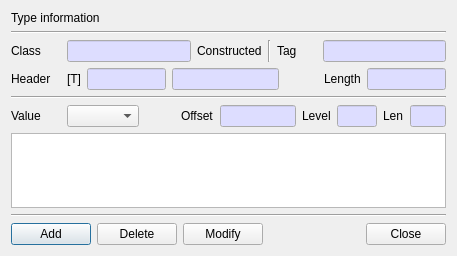
The window that BerEditor/edit_value_dlg.ui (jykim74/BerEditor) describes before a commit, drawn with Qt 5.
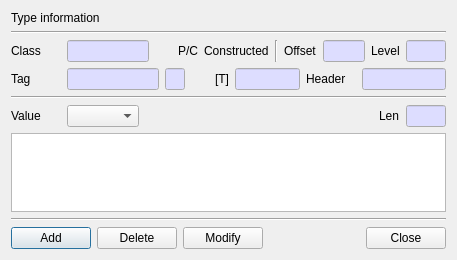
The same window after the commit.

```diff
--- a/BerEditor/edit_value_dlg.ui
+++ b/BerEditor/edit_value_dlg.ui
@@ -7,7 +7,7 @@
     <x>0</x>
     <y>0</y>
     <width>457</width>
-    <height>256</height>
+    <height>260</height>
    </rect>
   </property>
   <property name="windowTitle">
@@ -45,6 +45,12 @@
      </item>
      <item>
       <widget class="QLineEdit" name="mClassText">
+       <property name="maximumSize">
+        <size>
+         <width>100</width>
+         <height>16777215</height>
+        </size>
+       </property>
        <property name="palette">
         <palette>
          <active>
@@ -87,6 +93,26 @@
        </property>
       </widget>
      </item>
+     <item>
+      <spacer name="horizontalSpacer_3">
+       <property name="orientation">
+        <enum>Qt::Horizontal</enum>
+       </property>
+       <property name="sizeHint" stdset="0">
+        <size>
+         <width>40</width>
+         <height>20</height>
+        </size>
+       </property>
+      </spacer>
+     </item>
+     <item>
+      <widget class="QLabel" name="label_5">
+       <property name="text">
+        <string>P/C</string>
+       </property>
+      </widget>
+     </item>
      <item>
       <widget class="QLabel" name="mConstructedLabel">
        <property name="frameShadow">
@@ -105,10 +131,146 @@
       </widget>
      </item>
      <item>
-      <widget class="QLabel" name="label_2">
+      <widget class="QLabel" name="label_3">
        <property name="minimumSize">
         <size>
+         <width>0</width>
+         <height>0</height>
+        </size>
+       </property>
+       <property name="text">
+        <string>Offset</string>
+       </property>
+      </widget>
+     </item>
+     <item>
+      <widget class="QLineEdit" name="mOffsetText">
+       <property name="maximumSize">
+        <size>
+         <width>60</width>
+         <height>16777215</height>
+        </size>
+       </property>
+       <property name="palette">
+        <palette>
+         <active>
+          <colorrole role="Base">
+           <brush brushstyle="SolidPattern">
+            <color alpha="255">
+             <red>221</red>
+             <green>221</green>
+             <blue>255</blue>
+            </color>
+           </brush>
+          </colorrole>
+         </active>
+         <inactive>
+          <colorrole role="Base">
+           <brush brushstyle="SolidPattern">
+            <color alpha="255">
+             <red>221</red>
+             <green>221</green>
+             <blue>255</blue>
+            </color>
+           </brush>
+          </colorrole>
+         </inactive>
+         <disabled>
+          <colorrole role="Base">
+           <brush brushstyle="SolidPattern">
+            <color alpha="255">
+             <red>240</red>
+             <green>240</green>
+             <blue>240</blue>
+            </color>
+           </brush>
+          </colorrole>
+         </disabled>
+        </palette>
+       </property>
+       <property name="readOnly">
+        <bool>true</bool>
+       </property>
+      </widget>
+     </item>
+     <item>
+      <widget class="QLabel" name="label_6">
+       <property name="minimumSize">
+        <size>
+         <width>0</width>
+         <height>0</height>
+        </size>
+       </property>
+       <property name="text">
+        <string>Level</string>
+       </property>
+      </widget>
+     </item>
+     <item>
+      <widget class="QLineEdit" name="mLevelText">
+       <property name="minimumSize">
+        <size>
          <width>40</width>
+         <height>0</height>
+        </size>
+       </property>
+       <property name="maximumSize">
+        <size>
+         <width>40</width>
+         <height>16777215</height>
+        </size>
+       </property>
+       <property name="palette">
+        <palette>
+         <active>
+          <colorrole role="Base">
+           <brush brushstyle="SolidPattern">
+            <color alpha="255">
+             <red>221</red>
+             <green>221</green>
+             <blue>255</blue>
+            </color>
+           </brush>
+          </colorrole>
+         </active>
+         <inactive>
+          <colorrole role="Base">
+           <brush brushstyle="SolidPattern">
+            <color alpha="255">
+             <red>221</red>
+             <green>221</green>
+             <blue>255</blue>
+            </color>
+           </brush>
+          </colorrole>
+         </inactive>
+         <disabled>
+          <colorrole role="Base">
+           <brush brushstyle="SolidPattern">
+            <color alpha="255">
+             <red>240</red>
+             <green>240</green>
+             <blue>240</blue>
+            </color>
+           </brush>
+          </colorrole>
+         </disabled>
+        </palette>
+       </property>
+       <property name="readOnly">
+        <bool>true</bool>
+       </property>
+      </widget>
+     </item>
+    </layout>
+   </item>
+   <item>
+    <layout class="QHBoxLayout" name="horizontalLayout_2">
+     <item>
+      <widget class="QLabel" name="mTagLabel">
+       <property name="minimumSize">
+        <size>
+         <width>50</width>
          <height>0</height>
         </size>
        </property>
@@ -161,23 +323,65 @@
        </property>
       </widget>
      </item>
-    </layout>
-   </item>
-   <item>
-    <layout class="QHBoxLayout" name="horizontalLayout_2">
      <item>
-      <widget class="QLabel" name="label_4">
+      <widget class="QLineEdit" name="mNumText">
        <property name="minimumSize">
         <size>
-         <width>50</width>
+         <width>20</width>
          <height>0</height>
         </size>
        </property>
-       <property name="text">
-        <string>Header</string>
+       <property name="maximumSize">
+        <size>
+         <width>20</width>
+         <height>16777215</height>
+        </size>
+       </property>
+       <property name="palette">
+        <palette>
+         <active>
+          <colorrole role="Base">
+           <brush brushstyle="SolidPattern">
+            <color alpha="255">
+             <red>221</red>
+             <green>221</green>
+             <blue>255</blue>
+            </color>
+           </brush>
+          </colorrole>
+         </active>
+         <inactive>
+          <colorrole role="Base">
+           <brush brushstyle="SolidPattern">
+            <color alpha="255">
+             <red>221</red>
+             <green>221</green>
+             <blue>255</blue>
+            </color>
+           </brush>
+          </colorrole>
+         </inactive>
+         <disabled/>
+        </palette>
+       </property>
+       <property name="readOnly">
+        <bool>true</bool>
        </property>
       </widget>
      </item>
+     <item>
+      <spacer name="horizontalSpacer_4">
+       <property name="orientation">
+        <enum>Qt::Horizontal</enum>
+       </property>
+       <property name="sizeHint" stdset="0">
+        <size>
+         <width>40</width>
+         <height>20</height>
+        </size>
+       </property>
+      </spacer>
+     </item>
      <item>
       <widget class="QLabel" name="label_10">
        <property name="text">
@@ -187,6 +391,12 @@
      </item>
      <item>
       <widget class="QLineEdit" name="mTagBitText">
+       <property name="minimumSize">
+        <size>
+         <width>60</width>
+         <height>0</height>
+        </size>
+       </property>
        <property name="maximumSize">
         <size>
          <width>80</width>
@@ -235,81 +445,30 @@
        </property>
       </widget>
      </item>
+     <item>
+      <widget class="QLabel" name="label_4">
+       <property name="minimumSize">
+        <size>
+         <width>50</width>
+         <height>0</height>
+        </size>
+       </property>
+       <property name="text">
+        <string>Header</string>
+       </property>
+      </widget>
+     </item>
      <item>
       <widget class="QLineEdit" name="mHeaderText">
-       <property name="palette">
-        <palette>
-         <active>
-          <colorrole role="Base">
-           <brush brushstyle="SolidPattern">
-            <color alpha="255">
-             <red>221</red>
-             <green>221</green>
-             <blue>255</blue>
-            </color>
-           </brush>
-          </colorrole>
-         </active>
-         <inactive>
-          <colorrole role="Base">
-           <brush brushstyle="SolidPattern">
-            <color alpha="255">
-             <red>221</red>
-             <green>221</green>
-             <blue>255</blue>
-            </color>
-           </brush>
-          </colorrole>
-         </inactive>
-         <disabled>
-          <colorrole role="Base">
-           <brush brushstyle="SolidPattern">
-            <color alpha="255">
-             <red>240</red>
-             <green>240</green>
-             <blue>240</blue>
-            </color>
-           </brush>
-          </colorrole>
-         </disabled>
-        </palette>
-       </property>
-       <property name="readOnly">
-        <bool>true</bool>
-       </property>
-      </widget>
-     </item>
-     <item>
-      <spacer name="horizontalSpacer_3">
-       <property name="orientation">
-        <enum>Qt::Horizontal</enum>
-       </property>
-       <property name="sizeHint" stdset="0">
-        <size>
-         <width>40</width>
-         <height>20</height>
-        </size>
-       </property>
-      </spacer>
-     </item>
-     <item>
-      <widget class="QLabel" name="label_5">
        <property name="minimumSize">
         <size>
-         <width>0</width>
+         <width>40</width>
          <height>0</height>
         </size>
        </property>
-       <property name="text">
-        <string>Length</string>
-       </property>
-      </widget>
-     </item>
-     <item>
-      <widget class="QLineEdit" name="mLengthText">
        <property name="maximumSize">
         <size>
-         <width>80</width>
+         <width>100</width>
          <height>16777215</height>
         </size>
        </property>
@@ -369,85 +528,6 @@
      <property name="topMargin">
       <number>0</number>
      </property>
-     <item row="0" column="8">
-      <widget class="QLineEdit" name="mValueLenText">
-       <property name="maximumSize">
-        <size>
-         <width>40</width>
-         <height>16777215</height>
-        </size>
-       </property>
-       <property name="palette">
-        <palette>
-         <active>
-          <colorrole role="Base">
-           <brush brushstyle="SolidPattern">
-            <color alpha="255">
-             <red>221</red>
-             <green>221</green>
-             <blue>255</blue>
-            </color>
-           </brush>
-          </colorrole>
-         </active>
-         <inactive>
-          <colorrole role="Base">
-           <brush brushstyle="SolidPattern">
-            <color alpha="255">
-             <red>221</red>
-             <green>221</green>
-             <blue>255</blue>
-            </color>
-           </brush>
-          </colorrole>
-         </inactive>
-         <disabled>
-          <colorrole role="Base">
-           <brush brushstyle="SolidPattern">
-            <color alpha="255">
-             <red>240</red>
-             <green>240</green>
-             <blue>240</blue>
-            </color>
-           </brush>
-          </colorrole>
-         </disabled>
-        </palette>
-       </property>
-       <property name="readOnly">
-        <bool>true</bool>
-       </property>
-      </widget>
-     </item>
-     <item row="0" column="3">
-      <widget class="QLabel" name="label_3">
-       <property name="minimumSize">
-        <size>
-         <width>0</width>
-         <height>0</height>
-        </size>
-       </property>
-       <property name="text">
-        <string>Offset</string>
-       </property>
-      </widget>
-     </item>
-     <item row="0" column="2">
-      <spacer name="horizontalSpacer_2">
-       <property name="orientation">
-        <enum>Qt::Horizontal</enum>
-       </property>
-       <property name="sizeHint" stdset="0">
-        <size>
-         <width>40</width>
-         <height>20</height>
-        </size>
-       </property>
-      </spacer>
-     </item>
-     <item row="0" column="1">
-      <widget class="QComboBox" name="mValueTypeCombo"/>
-     </item>
      <item row="0" column="0">
       <widget class="QLabel" name="label_9">
        <property name="minimumSize">
@@ -461,84 +541,15 @@
        </property>
       </widget>
      </item>
-     <item row="0" column="5">
-      <widget class="QLabel" name="label_6">
-       <property name="minimumSize">
-        <size>
-         <width>0</width>
-         <height>0</height>
-        </size>
-       </property>
-       <property name="text">
-        <string>Level</string>
-       </property>
-      </widget>
-     </item>
-     <item row="0" column="4">
-      <widget class="QLineEdit" name="mOffsetText">
-       <property name="maximumSize">
-        <size>
-         <width>80</width>
-         <height>16777215</height>
-        </size>
-       </property>
-       <property name="palette">
-        <palette>
-         <active>
-          <colorrole role="Base">
-           <brush brushstyle="SolidPattern">
-            <color alpha="255">
-             <red>221</red>
-             <green>221</green>
-             <blue>255</blue>
-            </color>
-           </brush>
-          </colorrole>
-         </active>
-         <inactive>
-          <colorrole role="Base">
-           <brush brushstyle="SolidPattern">
-            <color alpha="255">
-             <red>221</red>
-             <green>221</green>
-             <blue>255</blue>
-            </color>
-           </brush>
-          </colorrole>
-         </inactive>
-         <disabled>
-          <colorrole role="Base">
-           <brush brushstyle="SolidPattern">
-            <color alpha="255">
-             <red>240</red>
-             <green>240</green>
-             <blue>240</blue>
-            </color>
-           </brush>
-          </colorrole>
-         </disabled>
-        </palette>
-       </property>
-       <property name="readOnly">
-        <bool>true</bool>
-       </property>
-      </widget>
-     </item>
-     <item row="0" column="7">
+     <item row="0" column="9">
       <widget class="QLabel" name="label_8">
        <property name="text">
         <string>Len</string>
        </property>
       </widget>
      </item>
-     <item row="0" column="6">
-      <widget class="QLineEdit" name="mLevelText">
-       <property name="minimumSize">
-        <size>
-         <width>40</width>
-         <height>0</height>
-        </size>
-       </property>
+     <item row="0" column="10">
+      <widget class="QLineEdit" name="mValueLenText">
        <property name="maximumSize">
         <size>
          <width>40</width>
@@ -587,6 +598,22 @@
        </property>
       </widget>
      </item>
+     <item row="0" column="1">
+      <widget class="QComboBox" name="mValueTypeCombo"/>
+     </item>
+     <item row="0" column="4">
+      <spacer name="horizontalSpacer_2">
+       <property name="orientation">
+        <enum>Qt::Horizontal</enum>
+       </property>
+       <property name="sizeHint" stdset="0">
+        <size>
+         <width>40</width>
+         <height>20</height>
+        </size>
+       </property>
+      </spacer>
+     </item>
     </layout>
    </item>
    <item>
```
Left out of the diff: 4 changed lines with no effect on the pictures.
